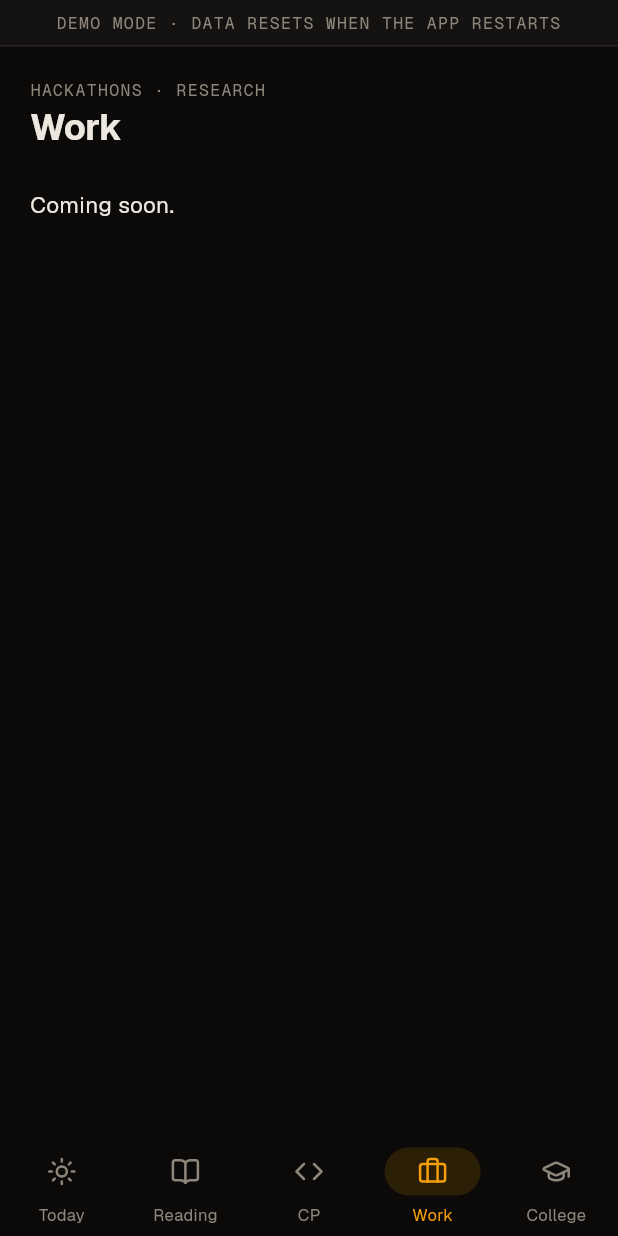
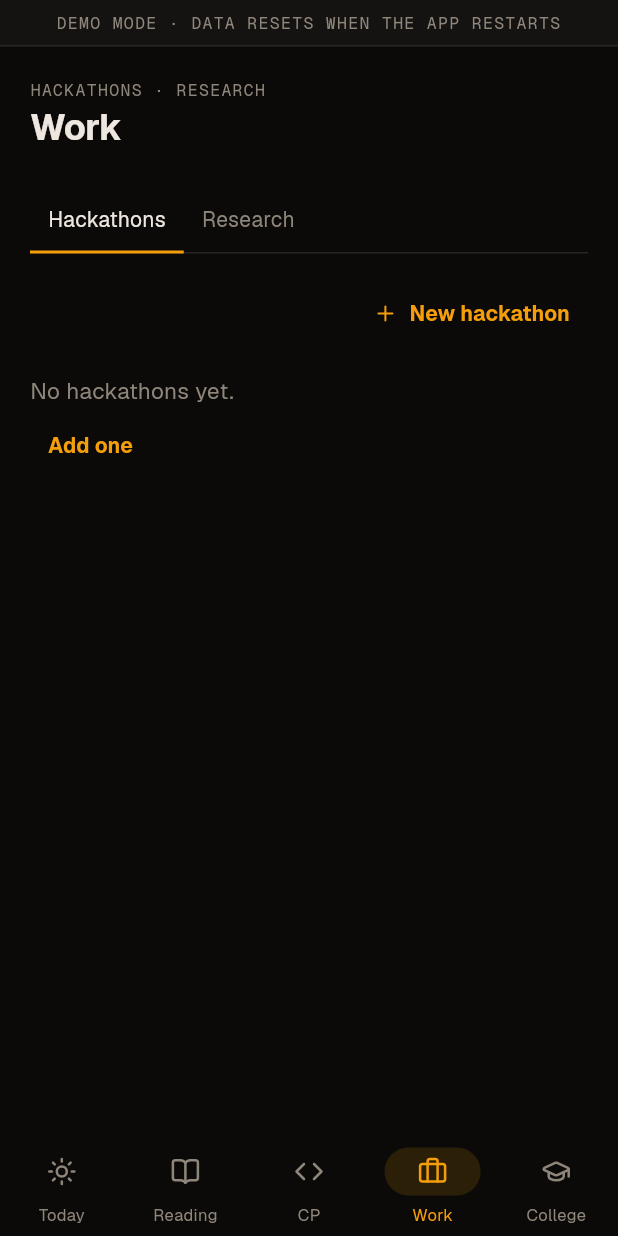
Before and after one commit to Sanjay-Sunil/pendi, a Flutter app: the screen it shows after launch, item 4 of the bottom bar chosen, on a phone screen of 412 x 824 dp. Run offline on Flutter 3.47's test engine with Material 3 defaults, Android fonts, the phone set to English and light mode, and no system bars; our stand-ins replace flutter_riverpod, go_router, google_sign_in, lucide_icons_flutter, shared_preferences, supabase_flutter and 1 more; accounts and stored records are empty; project files that could hold a hidden picture were left out.

Commit message:
feat(hackathons): repository and list view
Co-Authored-By: Claude Opus 5.5 <noreply@anthropic.com>

```diff
--- /dev/null
+++ b/lib/features/hackathons/providers.dart
@@ -0,0 +1,17 @@
+import 'package:flutter_riverpod/flutter_riverpod.dart';
+
+import '../../data/models/hackathon.dart';
+import '../../data/providers.dart';
+import '../../data/repos/hackathon_repo.dart';
+
+final hackathonRepoProvider = FutureProvider<HackathonRepo>(
+  (ref) async => HackathonRepo(await ref.watch(dbProvider.future)),
+);
+
+final hackathonsProvider = FutureProvider<List<HackathonDetail>>(
+  (ref) async => (await ref.watch(hackathonRepoProvider.future)).all(),
+);
+
+final hackathonDetailProvider = FutureProvider.family<HackathonDetail?, String>(
+  (ref, id) async => (await ref.watch(hackathonRepoProvider.future)).detail(id),
+);
--- /dev/null
+++ b/lib/features/hackathons/widgets/hackathon_list.dart
@@ -0,0 +1,112 @@
+import 'package:flutter/material.dart';
+import 'package:flutter_riverpod/flutter_riverpod.dart';
+import 'package:go_router/go_router.dart';
+import 'package:lucide_icons_flutter/lucide_icons.dart';
+
+import '../../../data/providers.dart';
+import '../../../theme/app_theme.dart';
+import '../../../theme/tokens.dart';
+import '../../../ui/app_badge.dart';
+import '../../../ui/app_button.dart';
+import '../../../ui/app_card.dart';
+import '../../../ui/app_progress_bar.dart';
+import '../../../ui/app_sheet.dart';
+import '../../../ui/countdown.dart';
+import '../../../ui/empty_state.dart';
+import '../providers.dart';
+import 'add_hackathon_form.dart';
+
+class HackathonList extends ConsumerWidget {
+  const HackathonList({super.key});
+
+  void _add(BuildContext context) => showAppSheet<void>(
+    context,
+    title: 'New hackathon',
+    child: const AddHackathonForm(),
+  );
+
+  @override
+  Widget build(BuildContext context, WidgetRef ref) {
+    final c = context.colors;
+    final now = ref.watch(clockProvider)();
+    final list = ref.watch(hackathonsProvider);
+    return Column(
+      crossAxisAlignment: CrossAxisAlignment.stretch,
+      children: [
+        Align(
+          alignment: Alignment.centerRight,
+          child: AppButton(
+            label: 'New hackathon',
+            icon: LucideIcons.plus,
+            small: true,
+            variant: ButtonVariant.ghost,
+            onPressed: () => _add(context),
+          ),
+        ),
+        ...list.when(
+          loading: () => [const LinearProgressIndicator()],
+          error: (e, _) => [Text('Could not load hackathons: $e')],
+          data: (items) => items.isEmpty
+              ? [
+                  EmptyState(
+                    message: 'No hackathons yet.',
+                    actionLabel: 'Add one',
+                    onAction: () => _add(context),
+                  ),
+                ]
+              : [
+                  for (final d in items) ...[
+                    AppCard(
+                      onTap: () =>
+                          context.push('/work/hackathon/${d.hackathon.id}'),
+                      child: Column(
+                        crossAxisAlignment: CrossAxisAlignment.stretch,
+                        children: [
+                          Row(
+                            children: [
+                              Expanded(
+                                child: Text(
+                                  d.hackathon.name,
+                                  style: const TextStyle(
+                                    fontWeight: FontWeight.w600,
+                                  ),
+                                ),
+                              ),
+                              AppBadge(
+                                d.hackathon.status,
+                                tone: d.hackathon.status == 'active'
+                                    ? BadgeTone.accent
+                                    : BadgeTone.neutral,
+                              ),
+                            ],
+                          ),
+                          const SizedBox(height: 4),
+                          Text(
+                            d.nextDeadline == null
+                                ? 'No deadlines yet'
+                                : 'Next deadline in ${countdown(d.nextDeadline!, now)}',
+                            style: TextStyle(
+                              fontFamily: mono,
+                              fontSize: 12,
+                              color: c.muted,
+                            ),
+                          ),
+                          if (d.milestones.isNotEmpty) ...[
+                            const SizedBox(height: 8),
+                            AppProgressBar(
+                              value: d.milestones.where((m) => m.done).length,
+                              max: d.milestones.length,
+                              label: '${d.hackathon.name} milestones',
+                            ),
+                          ],
+                        ],
+                      ),
+                    ),
+                    const SizedBox(height: 12),
+                  ],
+                ],
+        ),
+      ],
+    );
+  }
+}
--- a/lib/features/work/screens/work_screen.dart
+++ b/lib/features/work/screens/work_screen.dart
@@ -1,16 +1,29 @@
 import 'package:flutter/material.dart';
+import 'package:flutter_riverpod/flutter_riverpod.dart';
 
+import '../../../ui/app_tabs.dart';
 import '../../../ui/page_scaffold.dart';
+import '../../hackathons/providers.dart';
+import '../../hackathons/widgets/hackathon_list.dart';
 
-class WorkScreen extends StatelessWidget {
+/// Work hub: hackathons and the research internship, as two segments.
+class WorkScreen extends ConsumerWidget {
   const WorkScreen({super.key});
 
   @override
-  Widget build(BuildContext context) {
-    return const PageScaffold(
+  Widget build(BuildContext context, WidgetRef ref) {
+    return PageScaffold(
       title: 'Work',
       label: 'Hackathons · Research',
-      children: [Text('Coming soon.')],
+      onRefresh: () async => ref.invalidate(hackathonsProvider),
+      children: const [
+        AppTabs(
+          tabs: [
+            AppTab('Hackathons', HackathonList()),
+            AppTab('Research', Text('Research hub arrives in F19.')),
+          ],
+        ),
+      ],
     );
   }
 }
```
Also changed, not shown: lib/data/models/hackathon.dart (added, +106 -0 lines), lib/data/repos/hackathon_repo.dart (added, +122 -0 lines), lib/features/hackathons/widgets/add_hackathon_form.dart (added, +73 -0 lines), lib/ui/countdown.dart (added, +8 -0 lines), 1 other file.
